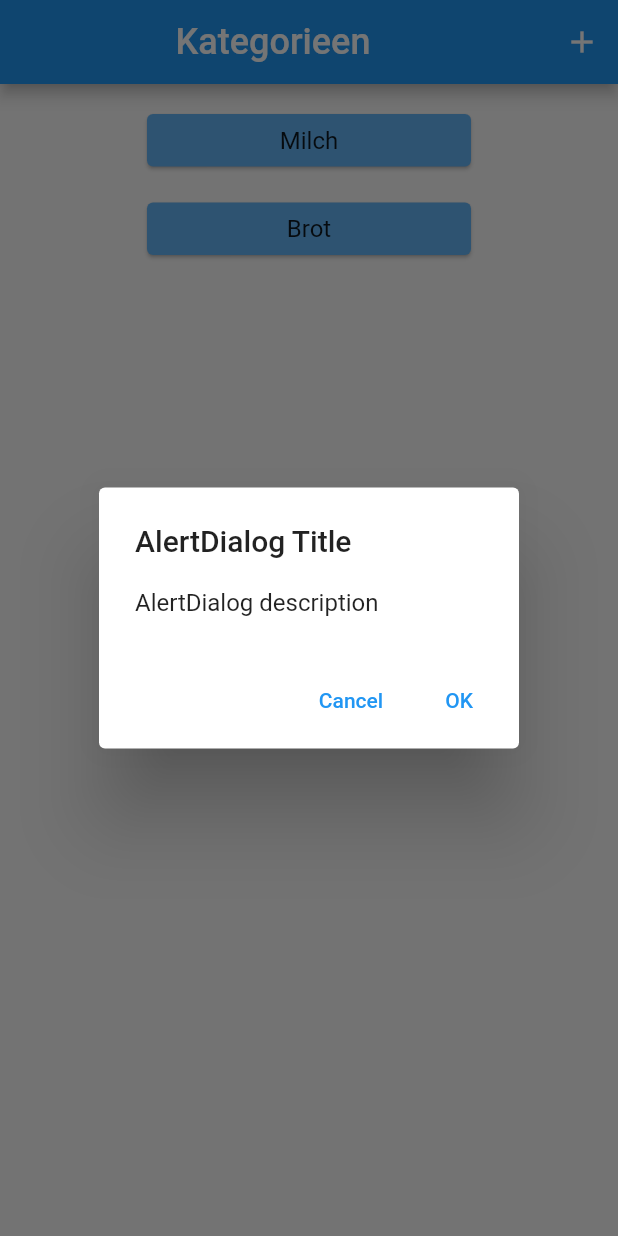
After one commit to felix7700/ewm, a Flutter app: the screen it shows after launch, after a tap on the "add" icon, on a phone screen of 412 x 824 dp. The commit adds this screen. Run offline on Flutter 3.47's test engine with Material 2 defaults, Android fonts, the phone set to English and light mode, and no system bars; our stand-ins replace sqflite; accounts and stored records are empty.

Commit message:
load and print category_names by initState() -> loadData() in main.dart

```diff
--- a/lib/dbhelper.dart
+++ b/lib/dbhelper.dart
@@ -1,6 +1,5 @@
 import 'dart:io';
 
-import 'package:flutter/rendering.dart';
 import 'package:path/path.dart';
 import 'package:sqflite/sqflite.dart';
 import 'package:path_provider/path_provider.dart';
@@ -28,12 +27,12 @@ class DatabaseHelper {
   Future<Database> get database async {
     if (_database != null) return _database!;
     // lazily instantiate the db the first time it is accessed
-    _database = await _initDatabase();
+    _database = await initDatabase();
     return _database!;
   }
 
   // this opens the database (and creates it if it doesn't exist)
-  _initDatabase() async {
+  initDatabase() async {
     print('_initDatabase');
     Directory documentsDirectory = await getApplicationDocumentsDirectory();
     String path = join(documentsDirectory.path, _databaseName);
@@ -44,6 +43,7 @@ class DatabaseHelper {
   // SQL code to create the database table
   Future _onCreate(Database db, int version) async {
     print('_onCreate');
+    return;
     await db.execute('''
           CREATE TABLE $tableInventory (
             $columnItemID INTEGER PRIMARY KEY,
--- a/lib/main.dart
+++ b/lib/main.dart
@@ -1,3 +1,5 @@
+import 'package:ewm/dbhelper.dart';
+import 'package:ewm/widgets/ListViews/category_list.dart';
 import 'package:flutter/material.dart';
 
 void main() {
@@ -12,87 +14,40 @@ class MainApp extends StatefulWidget {
 }
 
 class _MainAppState extends State<MainApp> {
+  final DatabaseHelper _dbHelper = DatabaseHelper.instance;
   final List<String> _categoryNames = ['Milch', 'Brot'];
+  late final Future<Set> categoryNamesSet;
+
+  @override
+  void initState() {
+    // TODO: implement initState
+    super.initState();
+    print('initState');
+    // _dbHelper.initDatabase();
+    loadData();
+  }
+
+  Future<Set> loadData() async {
+    var categoryNamesMap =
+        await _dbHelper.queryAllRows(tableName: 'category_names');
+    Set _categoryNamesSet = Set<dynamic>();
+
+    for (var element in categoryNamesMap) {
+      // print(element['category_name']);
+      _categoryNamesSet.add(element['category_name']);
+    }
+    print('categoryNamesSet = ' + _categoryNamesSet.toString());
+    return _categoryNamesSet;
+  }
 
   @override
   Widget build(BuildContext context) {
     return MaterialApp(
       debugShowCheckedModeBanner: false,
-      home: Scaffold(
-        appBar: AppBar(
-          title: const Center(
-            child: Text(
-              'Kategorieen',
-              style: TextStyle(fontSize: 24),
-            ),
-          ),
-          actions: const [
-            AddButton(),
-          ],
-        ),
-        body: Column(
-          children: [
-            Expanded(
-              child: ListView.builder(
-                itemCount: _categoryNames.length,
-                itemBuilder: (context, int element) {
-                  return Center(
-                    child: Padding(
-                      padding: const EdgeInsets.only(top: 16.0),
-                      child: Card(
-                        color: Colors.blue.shade300,
-                        child: Padding(
-                          padding: const EdgeInsets.all(8.0),
-                          child: SizedBox(
-                            width: 200.0,
-                            child: Text(
-                              _categoryNames[element],
-                              style: const TextStyle(fontSize: 16),
-                              textAlign: TextAlign.center,
-                            ),
-                          ),
-                        ),
-                      ),
-                    ),
-                  );
-                },
-              ),
-            ),
-          ],
-        ),
-      ),
+      home: CategoryList(categoryNames: _categoryNames),
+      // home: FutureBuilder(
+      //   future: categoryNamesSet,
+      // ),
     );
   }
 }
-
-class AddButton extends StatelessWidget {
-  const AddButton({Key? key}) : super(key: key);
-
-  Future<String?> _showDialog(context) {
-    return showDialog<String>(
-      context: context,
-      builder: (BuildContext context) => AlertDialog(
-        title: const Text('AlertDialog Title'),
-        content: const Text('AlertDialog description'),
-        actions: <Widget>[
-          TextButton(
-            onPressed: () => Navigator.pop(context, 'Cancel'),
-            child: const Text('Cancel'),
-          ),
-          TextButton(
-            onPressed: () => Navigator.pop(context, 'OK'),
-            child: const Text('OK'),
-          ),
-        ],
-      ),
-    );
-  }
-
-  @override
-  Widget build(BuildContext context) {
-    return IconButton(
-      onPressed: () => _showDialog(context),
-      icon: const Icon(Icons.add),
-    );
-  }
-}
--- /dev/null
+++ b/lib/widgets/ListViews/category_list.dart
@@ -0,0 +1,54 @@
+import 'package:ewm/widgets/Buttons/add_button.dart';
+import 'package:flutter/material.dart';
+
+class CategoryList extends StatelessWidget {
+  const CategoryList({required this.categoryNames, Key? key}) : super(key: key);
+  final List<String> categoryNames;
+
+  @override
+  Widget build(BuildContext context) {
+    return Scaffold(
+      appBar: AppBar(
+        title: const Center(
+          child: Text(
+            'Kategorieen',
+            style: TextStyle(fontSize: 24),
+          ),
+        ),
+        actions: const [
+          AddButton(),
+        ],
+      ),
+      body: Column(
+        children: [
+          Expanded(
+            child: ListView.builder(
+              itemCount: categoryNames.length,
+              itemBuilder: (context, int element) {
+                return Center(
+                  child: Padding(
+                    padding: const EdgeInsets.only(top: 16.0),
+                    child: Card(
+                      color: Colors.blue.shade300,
+                      child: Padding(
+                        padding: const EdgeInsets.all(8.0),
+                        child: SizedBox(
+                          width: 200.0,
+                          child: Text(
+                            categoryNames[element],
+                            style: const TextStyle(fontSize: 16),
+                            textAlign: TextAlign.center,
+                          ),
+                        ),
+                      ),
+                    ),
+                  ),
+                );
+              },
+            ),
+          ),
+        ],
+      ),
+    );
+  }
+}
```
Also changed, not shown: lib/widgets/Buttons/add_button.dart (renamed from lib/alert_dialog_test.dart, +2 -26 lines), 3 other files.
